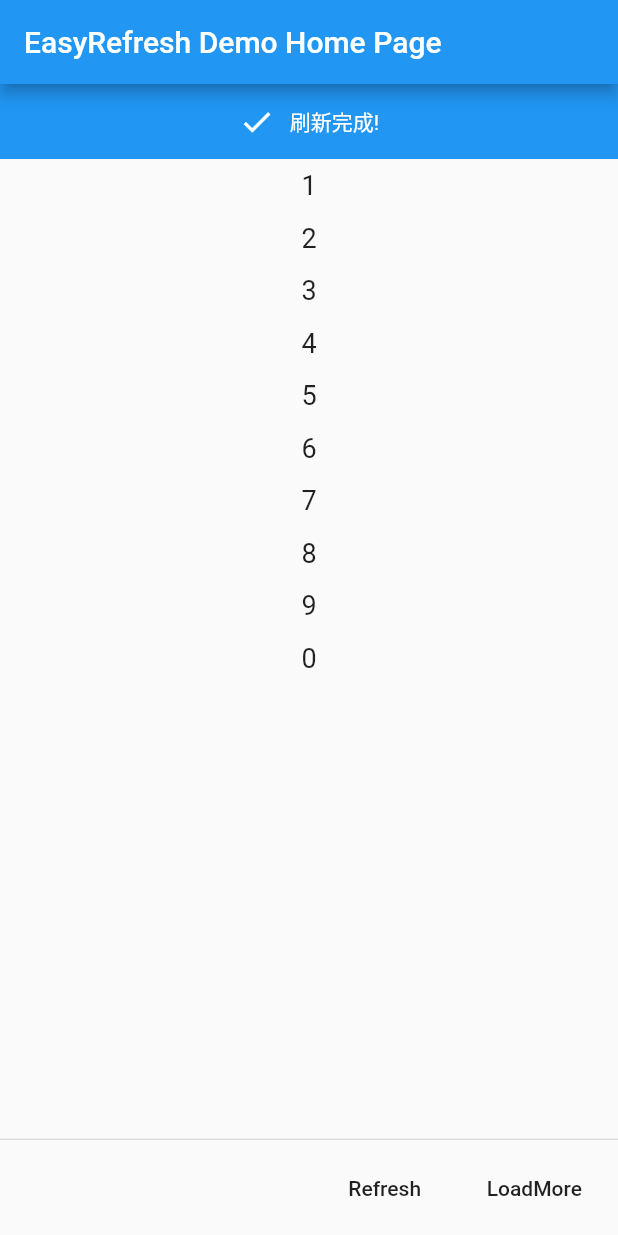
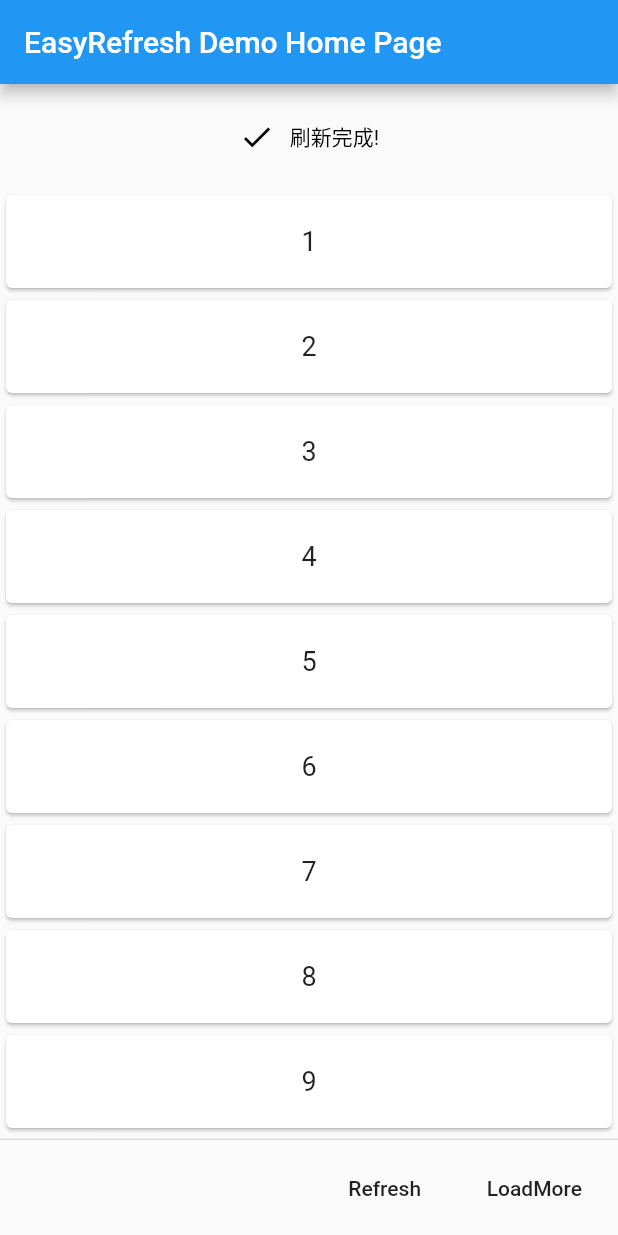
Before and after one commit to xuelongqy/flutter_easy_refresh, a Flutter app: the screen it shows after launch, after a tap on "Refresh", after a tap on "LoadMore", on a phone screen of 412 x 824 dp. Run offline on Flutter 3.47's test engine with Material 2 defaults, Android fonts, the phone set to English and light mode, and no system bars.

Commit message:
更新Demo,可自定义顶部栏和底部栏高度以及浮动状态

```diff
--- a/example/lib/main.dart
+++ b/example/lib/main.dart
@@ -44,17 +44,24 @@ class _MyHomePageState extends State<MyHomePage> {
           behavior: ScrollOverBehavior(),
           refreshHeader: ClassicsHeader(
             key: _headerKey,
+            bgColor: Colors.transparent,
+            textColor: Colors.black,
           ),
-          refreshFooter: ClassicsFooter(),
+          refreshFooter: ClassicsFooter(
+            bgColor: Colors.transparent,
+            textColor: Colors.black,
+          ),
           child: new ListView.builder(
             //ListView的Item
             itemCount: str.length,
             itemBuilder: (BuildContext context,int index){
               return new Container(
-                height: 35.0,
-                child: new Center(
-                  child: new Text(str[index],style: new TextStyle(fontSize: 18.0),),
-                ),
+                height: 70.0,
+                child: Card(
+                  child: new Center(
+                    child: new Text(str[index],style: new TextStyle(fontSize: 18.0),),
+                  ),
+                )
               );
             }
           ),
--- a/lib/src/header/header.dart
+++ b/lib/src/header/header.dart
@@ -74,6 +74,10 @@ class ClassicsHeader extends RefreshHeader {
   final Color bgColor;
   // 字体颜色
   final Color textColor;
+  // 触发刷新的高度
+  final double refreshHeight;
+  // 是否浮动
+  final bool isFloat;
 
   // 构造函数
   ClassicsHeader({
@@ -84,9 +88,12 @@ class ClassicsHeader extends RefreshHeader {
     this.refreshedText: "Refresh finished",
     this.bgColor: Colors.blue,
     this.textColor: Colors.white,
+    this.refreshHeight: 70.0,
+    this.isFloat: false
   }):super(
     key: key ?? new GlobalKey<RefreshHeaderState>(),
-    refreshHeight: 50.0
+    refreshHeight: refreshHeight,
+    isFloat: isFloat
   );
 
   @override
```
Also changed, not shown: lib/src/footer/footer.dart (+9 -2 lines).
